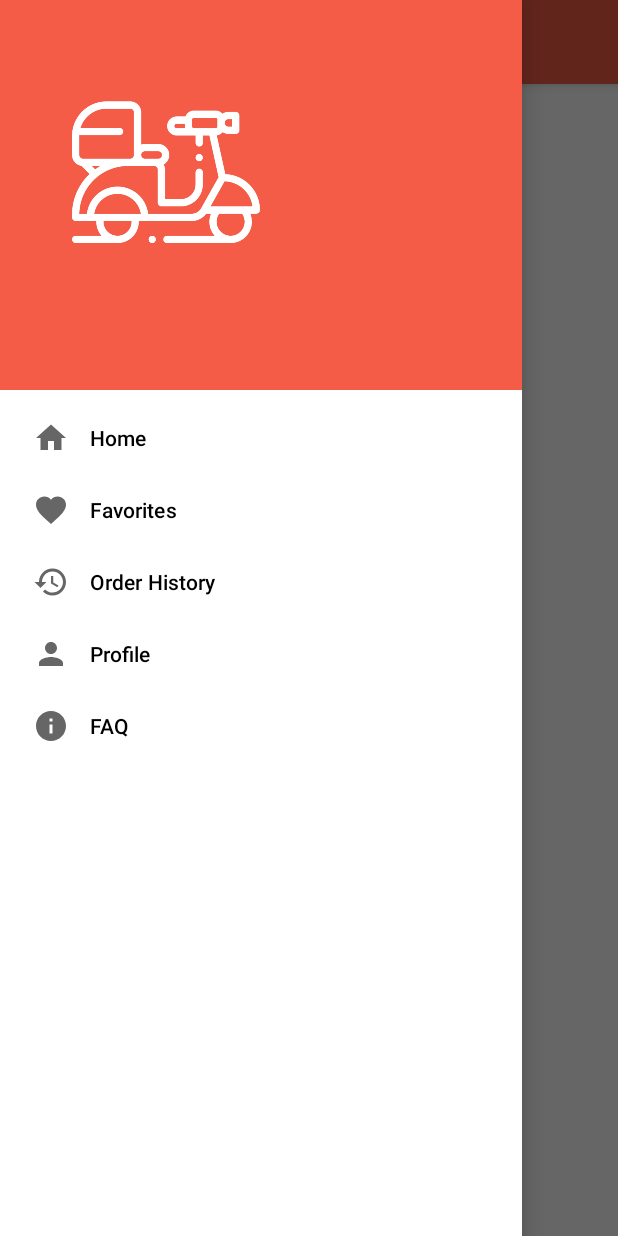
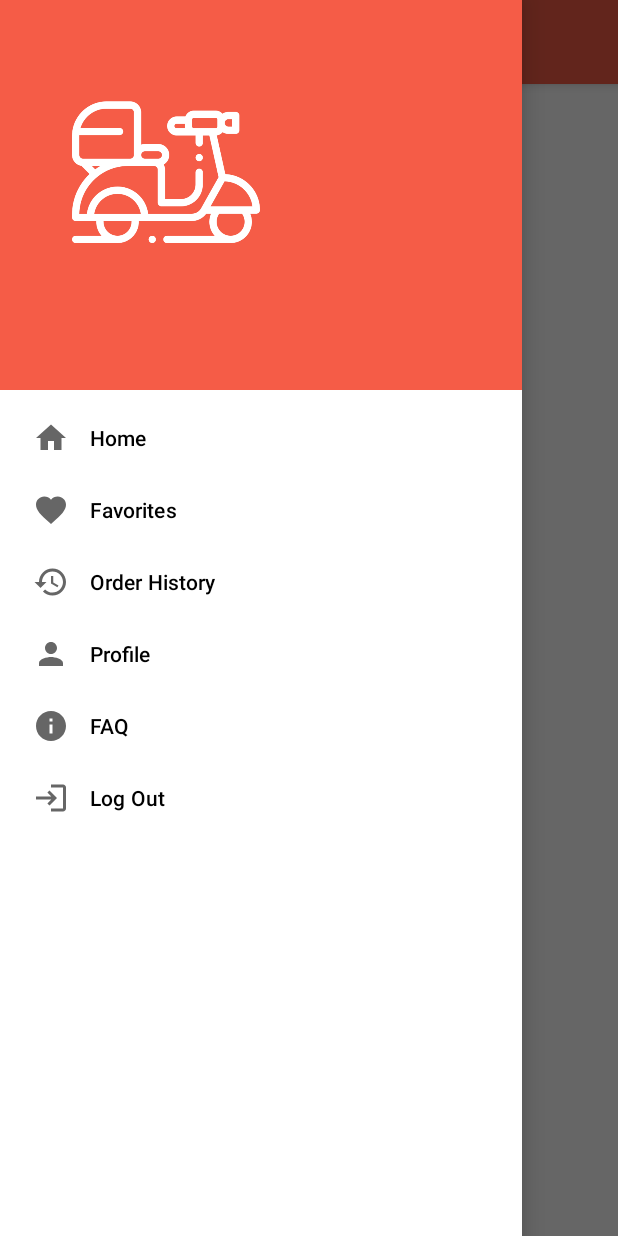
Before and after one commit to natzelo/food-scoot, an Android app: the MainActivity screen opened directly, with no data from a screen before it, with the side drawer open, on a phone screen of 412 x 824 dp. Run offline under Robolectric (Android 15) with nearby library versions, the phone set to English and light mode, and no system bars; our stand-ins replace Room's generated code, Volley; network calls fail; Roboto replaces fonts that are not available here.

Commit message:
log out functionality

```diff
--- a/app/src/main/java/com/example/foodbunny/database/RestaurantDao.kt
+++ b/app/src/main/java/com/example/foodbunny/database/RestaurantDao.kt
@@ -21,4 +21,7 @@ interface RestaurantDao {
 
     @Query("SELECT * FROM restaurants WHERE restaurantId = :id")
     fun getRestaurantById(id: String): RestaurantEntity?
+
+    @Query("DELETE FROM restaurants")
+    fun nukeTable()
 }
--- /dev/null
+++ b/app/src/main/res/drawable-anydpi/ic_logout.xml
@@ -0,0 +1,11 @@
+<vector xmlns:android="http://schemas.android.com/apk/res/android"
+    android:width="24dp"
+    android:height="24dp"
+    android:viewportWidth="24"
+    android:viewportHeight="24"
+    android:tint="#333333"
+    android:alpha="0.6">
+  <path
+      android:fillColor="@android:color/white"
+      android:pathData="M11,7L9.6,8.4l2.6,2.6H2v2h10.2l-2.6,2.6L11,17l5,-5L11,7zM20,19h-8v2h8c1.1,0 2,-0.9 2,-2V5c0,-1.1 -0.9,-2 -2,-2h-8v2h8V19z"/>
+</vector>
--- a/app/src/main/res/menu/drawer_menu.xml
+++ b/app/src/main/res/menu/drawer_menu.xml
@@ -25,4 +25,9 @@
         android:title="@string/menu_faq"
         android:id="@+id/faq"/>
 
+    <item
+        android:title="@string/log_out"
+        android:id="@+id/log_out"
+        android:icon="@drawable/ic_logout" />
+
 </menu>
--- a/app/src/main/res/values/strings.xml
+++ b/app/src/main/res/values/strings.xml
@@ -38,4 +38,5 @@
     <string name="add_btn_text">ADD</string>
     <string name="success_msg">Your Order has been placed successfully!</string>
     <string name="order_history">Order History</string>
+    <string name="log_out">Log Out</string>
 </resources>
```
Also changed, not shown: app/src/main/java/com/example/foodbunny/activity/MainActivity.kt (+42 -0 lines), app/src/main/res/drawable-hdpi/ic_logout.png (added), app/src/main/res/drawable-mdpi/ic_logout.png (added), app/src/main/res/drawable-xhdpi/ic_logout.png (added), app/src/main/res/drawable-xxhdpi/ic_logout.png (added).
